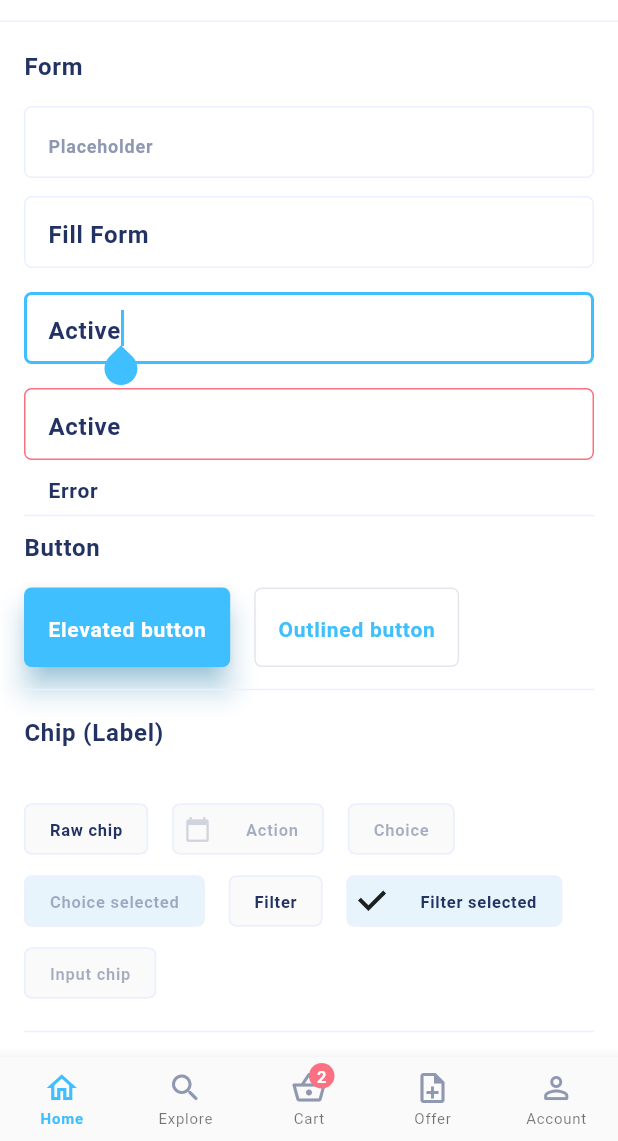
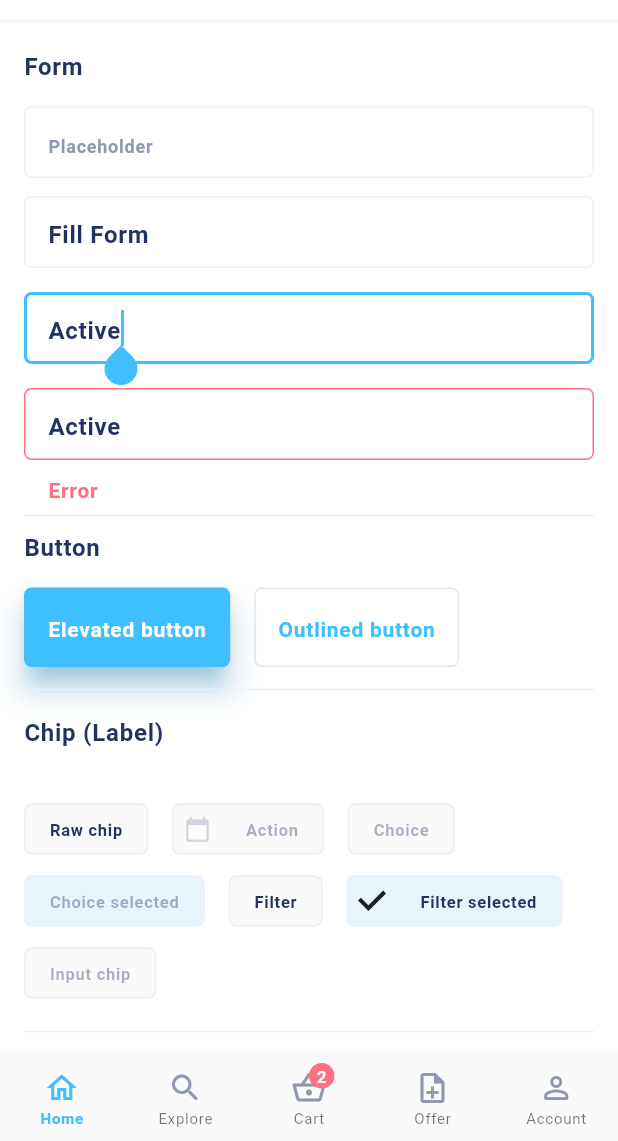
Before and after one commit to wewo-ecommerce/wewo, a Flutter app: the screen it shows after launch, on a phone screen of 412 x 824 dp, the part 95-1236 px from its top. Run offline on Flutter 3.47's test engine with Material 2 defaults, Android fonts, the light colour scheme and no system bars; our stand-ins replace another_flushbar, cached_network_image, cloud_firestore, flutter_svg, get, get_storage and 2 more; missing offline and left inert: dart:ffi; accounts and stored records are empty; Roboto replaces fonts that are missing (Poppins).

Commit message:
fix error text intput

```diff
--- a/lib/app/common/theme/theme.dart
+++ b/lib/app/common/theme/theme.dart
@@ -40,7 +40,7 @@ class LafyuuTheme {
     inputDecorationTheme: InputDecorationTheme(
       iconColor: iconTheme.color,
       hintStyle: appTextTheme.bodySmall?.copyWith(color: AppColors.neutralGrey),
-      errorStyle: appTextTheme.labelLarge,
+      errorStyle: appTextTheme.labelLarge?.copyWith(color: AppColors.primaryRed),
       contentPadding: const EdgeInsets.symmetric(horizontal: 16, vertical: 12),
       outlineBorder: inputBorder.borderSide,
       border: inputBorder,
```
